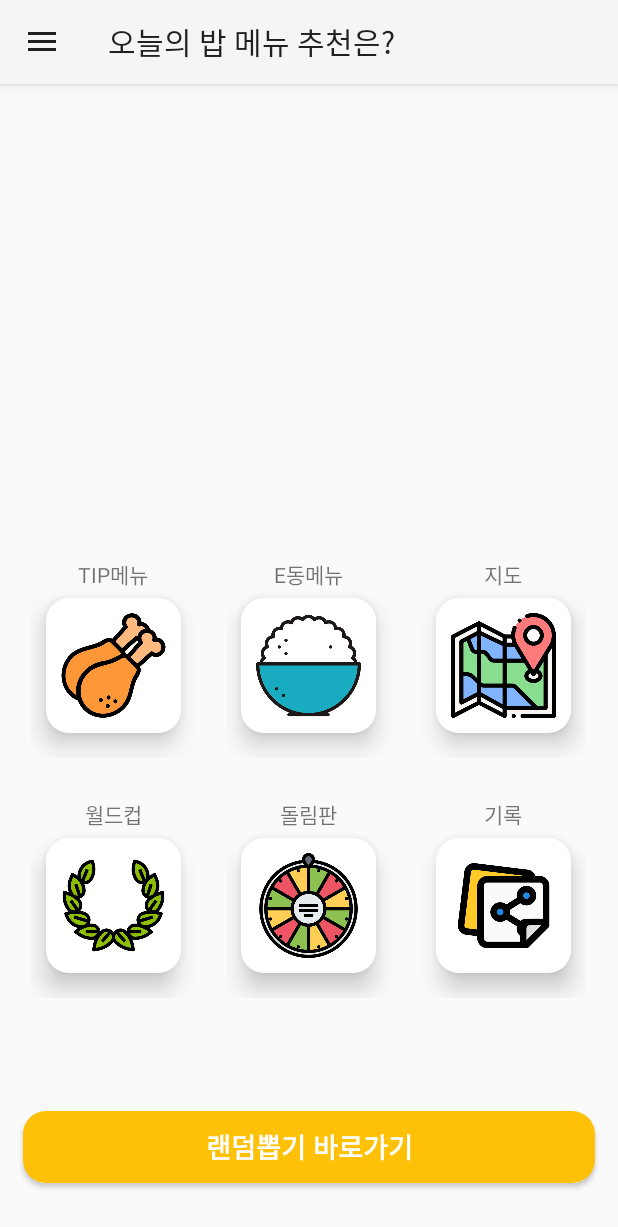
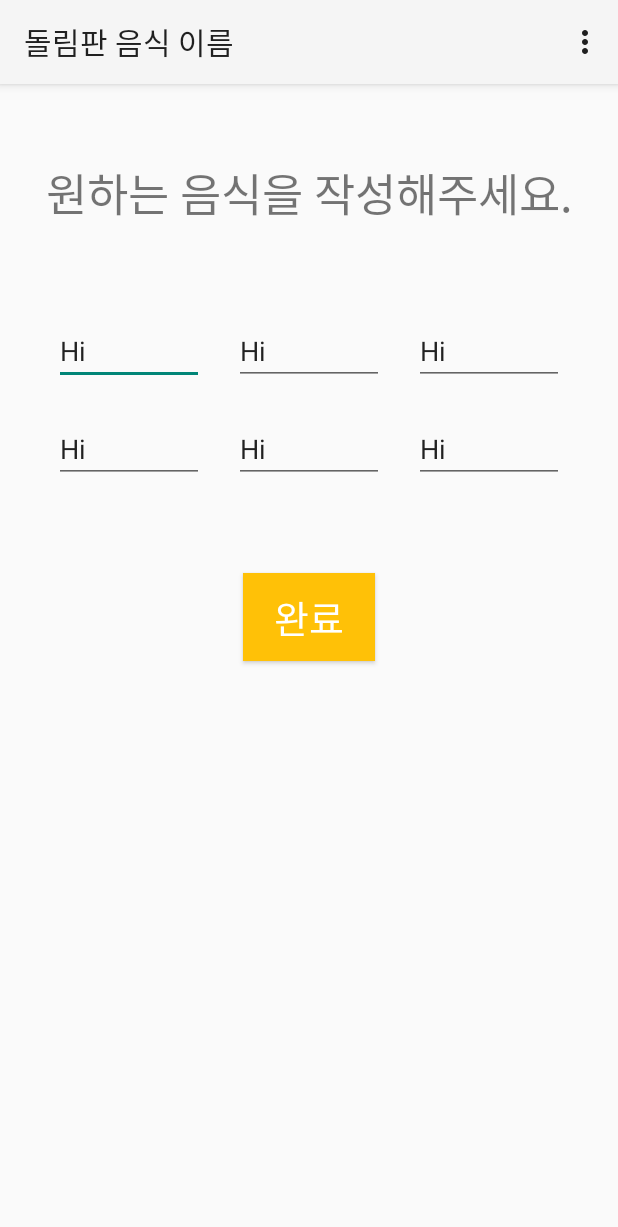
Before and after one commit to SangWoon123/android, an Android app: the screen it shows after launch (MainActivity before the commit, RulletActivity after it), after a tap on an icon or button, on a phone screen of 412 x 824 dp. Shown: the top 1227 px of the screen. Run offline under Robolectric (Android 15) with nearby library versions, the phone set to English and light mode, and no system bars; our stand-ins replace Room's generated code.

Commit message:
룰렛 추가

```diff
--- a/app/build.gradle.kts
+++ b/app/build.gradle.kts
@@ -81,4 +81,5 @@ dependencies {
     testImplementation("junit:junit:4.13.2")
     androidTestImplementation("androidx.test.ext:junit:1.1.5")
     androidTestImplementation("androidx.test.espresso:espresso-core:3.5.1")
+    implementation("com.github.mmoamenn:LuckyWheel_Android:0.3.0")
 }
--- /dev/null
+++ b/app/src/main/java/com/example/myapplication/Rullet/RulletActivity.kt
@@ -0,0 +1,51 @@
+package com.example.myapplication.Rullet
+
+import android.content.Intent
+import androidx.appcompat.app.AppCompatActivity
+import android.os.Bundle
+import android.view.Menu
+import android.view.MenuItem
+import com.example.myapplication.R
+import com.example.myapplication.databinding.ActivityRulletBinding
+
+class RulletActivity : AppCompatActivity() {
+
+    lateinit var binding: ActivityRulletBinding
+
+    override fun onCreate(savedInstanceState: Bundle?) {
+        super.onCreate(savedInstanceState)
+        binding = ActivityRulletBinding.inflate(layoutInflater)
+        setContentView(binding.root)
+        title = "돌림판 음식 이름"
+
+        binding.finishBtn.setOnClickListener{
+            val intent = Intent(this, RulletShowActivity::class.java)
+            intent.putExtra("text1", binding.text1.text.toString())
+            intent.putExtra("text2", binding.text2.text.toString())
+            intent.putExtra("text3", binding.text3.text.toString())
+            intent.putExtra("text4", binding.text4.text.toString())
+            intent.putExtra("text5", binding.text5.text.toString())
+            intent.putExtra("text6", binding.text6.text.toString())
+            setResult(RESULT_OK, intent)
+            startActivity(intent)
+        }
+
+    }
+
+
+    override fun onCreateOptionsMenu(menu: Menu?): Boolean {
+        menu?.add(0, 0, 0, "help")
+        return super.onCreateOptionsMenu(menu)
+    }
+
+    override fun onOptionsItemSelected(item: MenuItem): Boolean {
+        when (item.itemId){
+            0 -> {
+                //도움말 표시 예정
+                //startActivity(Intent(this, RulletHelpActivity::class.java))
+            }
+        }
+        return super.onOptionsItemSelected(item)
+    }
+
+}
--- /dev/null
+++ b/app/src/main/res/layout/activity_rullet.xml
@@ -0,0 +1,87 @@
+<?xml version="1.0" encoding="utf-8"?>
+<LinearLayout xmlns:android="http://schemas.android.com/apk/res/android"
+    xmlns:app="http://schemas.android.com/apk/res-auto"
+    xmlns:tools="http://schemas.android.com/tools"
+    android:id="@+id/main"
+    android:orientation="vertical"
+    android:layout_width="match_parent"
+    android:layout_height="match_parent"
+    tools:context=".Rullet.RulletActivity">
+
+    <TextView
+        android:layout_marginTop="50dp"
+        android:id="@+id/textView"
+        android:gravity="center"
+        android:layout_width="match_parent"
+        android:layout_height="wrap_content"
+        android:text="원하는 음식을 작성해주세요."
+        android:textSize="30dp"
+
+        />
+
+    <GridLayout
+        android:id="@+id/gridLayout"
+        android:layout_gravity="center"
+        android:layout_width="wrap_content"
+        android:layout_height="wrap_content"
+        android:columnCount="3"
+        android:layout_marginTop="50dp"
+        tools:ignore="MissingConstraints">
+
+        <EditText
+            android:id="@+id/text1"
+            android:layout_width="100dp"
+            android:layout_height="wrap_content"
+            android:layout_margin="10dp"
+            android:text="Hi" />
+
+        <EditText
+            android:id="@+id/text2"
+            android:layout_width="100dp"
+            android:layout_height="wrap_content"
+            android:layout_margin="10dp"
+            android:text="Hi" />
+
+        <EditText
+            android:id="@+id/text3"
+            android:layout_width="100dp"
+            android:layout_height="wrap_content"
+            android:layout_margin="10dp"
+            android:text="Hi" />
+
+        <EditText
+            android:id="@+id/text4"
+            android:layout_width="100dp"
+            android:layout_height="wrap_content"
+            android:layout_margin="10dp"
+            android:text="Hi" />
+
+        <EditText
+            android:id="@+id/text5"
+            android:layout_width="100dp"
+            android:layout_height="wrap_content"
+            android:layout_margin="10dp"
+            android:text="Hi" />
+
+        <EditText
+            android:id="@+id/text6"
+            android:layout_width="100dp"
+            android:layout_height="wrap_content"
+            android:layout_margin="10dp"
+            android:text="Hi" />
+    </GridLayout>
+
+    <Button
+        android:id="@+id/finishBtn"
+        android:layout_width="wrap_content"
+        android:padding="10dp"
+        android:layout_height="wrap_content"
+        android:background="@color/primary_color"
+        android:text="완료"
+        android:textColor="@android:color/white"
+        android:textSize="25sp"
+        android:layout_marginTop="50dp"
+        android:layout_gravity="center"
+        />
+
+</LinearLayout>
```
Also changed, not shown: app/src/main/AndroidManifest.xml (+14 -0 lines), app/src/main/java/com/example/myapplication/MainActivity.kt (+8 -2 lines), app/src/main/java/com/example/myapplication/RandomdrawActivity.kt (added, +17 -0 lines), app/src/main/java/com/example/myapplication/Rullet/RulletDialog.kt (added, +49 -0 lines), app/src/main/java/com/example/myapplication/Rullet/RulletShowActivity.kt (added, +129 -0 lines), app/src/main/res/layout/activity_randomdraw.xml (added, +11 -0 lines), app/src/main/res/layout/activity_rullet_dialog.xml (added, +49 -0 lines), app/src/main/res/layout/activity_rullet_show.xml (added, +33 -0 lines).
